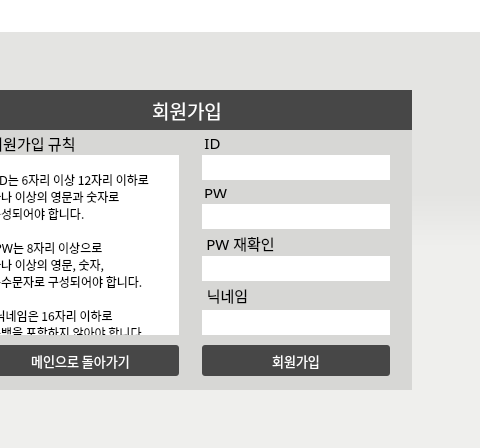
Old version of the form UI/joinGUI.ui in the repository dign1120/graduationProject; both pictures show x 208 to 688 and y 0 to 448 of the 780 by 448 pixel window.
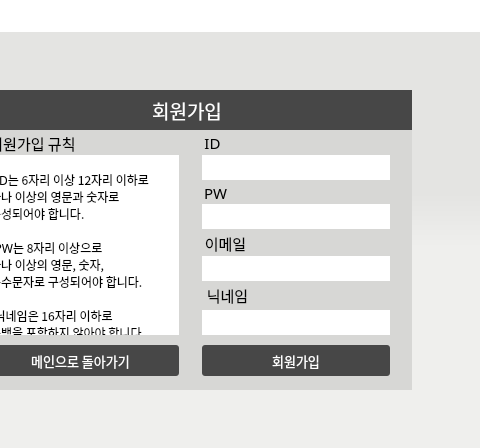
New version of the form.

Diff of the .ui file:
```diff
--- a/UI/joinGUI.ui
+++ b/UI/joinGUI.ui
@@ -68,9 +68,9 @@
     <property name="geometry">
      <rect>
       <x>233</x>
-      <y>92</y>
+      <y>87</y>
       <width>41</width>
-      <height>21</height>
+      <height>31</height>
      </rect>
     </property>
     <property name="font">
@@ -375,7 +375,7 @@
      <rect>
       <x>233</x>
       <y>138</y>
-      <width>91</width>
+      <width>61</width>
       <height>30</height>
      </rect>
     </property>
@@ -391,7 +391,7 @@
 background: transparent;</string>
     </property>
     <property name="text">
-     <string>PW 재확인</string>
+     <string>이메일</string>
     </property>
     <property name="alignment">
      <set>Qt::AlignCenter</set>
```
Left out of the diff: 57 changed lines with no effect on the pictures.
